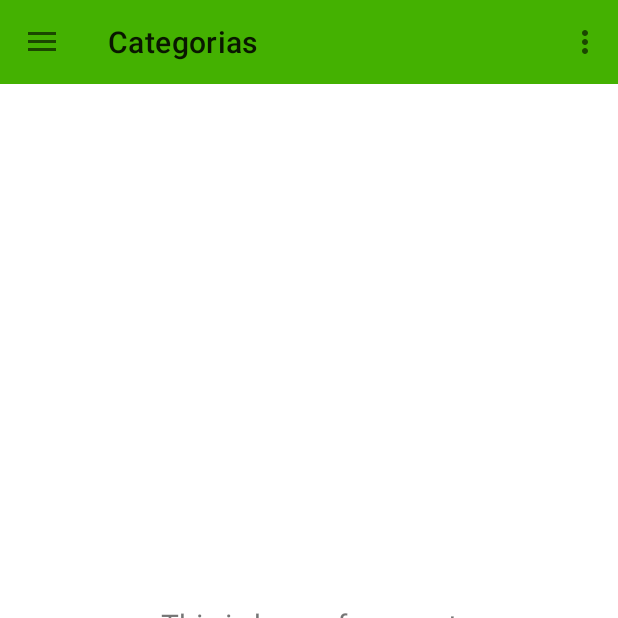
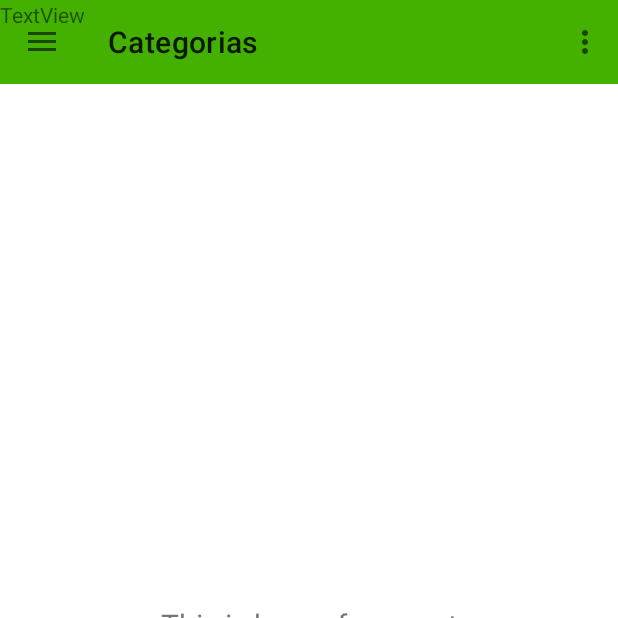
Before and after one commit to JorgeEdilMz/CloverQr, an Android app: the screen it shows after launch (MainActivity), on a phone screen of 412 x 824 dp, the top half of it. Run offline under Robolectric (Android 15) with nearby library versions, the phone set to English and light mode, and no system bars; our stand-ins replace navigation-ui.

```diff
--- a/app/src/main/res/layout/app_bar_main.xml
+++ b/app/src/main/res/layout/app_bar_main.xml
@@ -19,7 +19,17 @@
             android:background="?attr/colorPrimary"
             app:popupTheme="@style/Theme.CLOVERQR.PopupOverlay" />
 
-    <include layout="@layout/content_main" />
+    <include
+        android:id="@+id/include"
+        layout="@layout/content_main"
+        app:layout_anchor="@+id/include"
+        app:layout_anchorGravity="center" />
+
+    <TextView
+        android:id="@+id/textView2"
+        android:layout_width="wrap_content"
+        android:layout_height="wrap_content"
+        android:text="TextView" />
 
 
 </androidx.coordinatorlayout.widget.CoordinatorLayout>
```
Also changed, not shown: app/src/main/res/layout/fragment_qsfragment.xml (+9 -1 lines).
